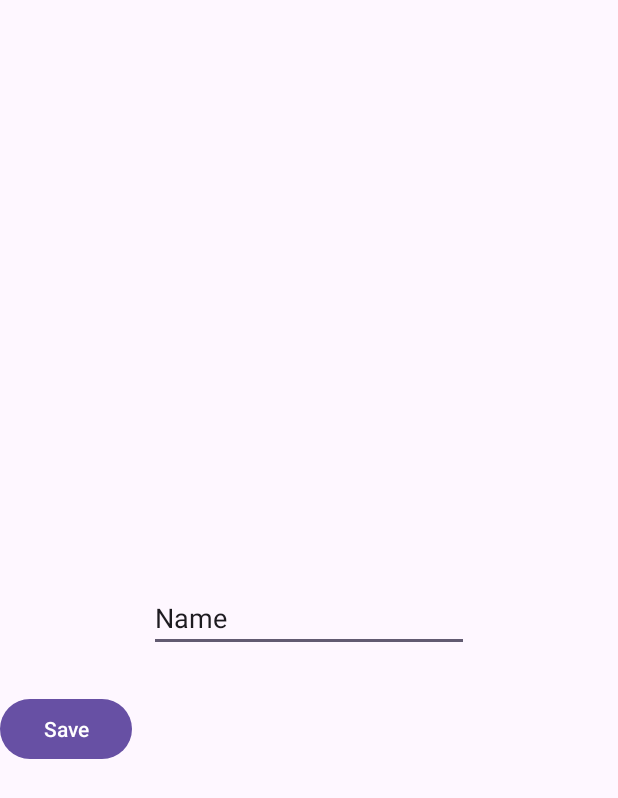
After one commit to addi-02/BLETimingApp, an Android app: the layout fragment_results_label.xml on its own in the app's theme, with its tools: preview values and no code run, on a phone screen of 412 x 824 dp. The commit adds this screen. Shown: the top 798 px of the screen. Run offline under Robolectric (Android 15) with nearby library versions, the phone set to English and light mode, and no system bars.

Commit message:
Made a save button to save the recent results to file storage in a .txt

```diff
--- /dev/null
+++ b/app/src/main/res/layout/fragment_results_label.xml
@@ -0,0 +1,31 @@
+<?xml version="1.0" encoding="utf-8"?>
+<androidx.constraintlayout.widget.ConstraintLayout xmlns:android="http://schemas.android.com/apk/res/android"
+    xmlns:app="http://schemas.android.com/apk/res-auto"
+    xmlns:tools="http://schemas.android.com/tools"
+    android:id="@+id/frameLayout4"
+    android:layout_width="match_parent"
+    android:layout_height="match_parent"
+    tools:context=".ResultsLabelFragment">
+
+    <Button
+        android:id="@+id/button_save"
+        android:layout_width="wrap_content"
+        android:layout_height="wrap_content"
+        android:text="Save"
+        app:layout_constraintBottom_toBottomOf="parent"
+        app:layout_constraintTop_toBottomOf="@+id/editTextText"
+        app:layout_constraintVertical_bias="0.08"
+        tools:layout_editor_absoluteX="160dp" />
+
+    <EditText
+        android:id="@+id/editTextText"
+        android:layout_width="wrap_content"
+        android:layout_height="wrap_content"
+        android:ems="10"
+        android:inputType="text"
+        android:text="Name"
+        app:layout_constraintBottom_toBottomOf="parent"
+        app:layout_constraintEnd_toEndOf="parent"
+        app:layout_constraintStart_toStartOf="parent"
+        app:layout_constraintTop_toTopOf="parent" />
+</androidx.constraintlayout.widget.ConstraintLayout>
```
Also changed, not shown: app/src/main/java/com/example/thesis/ResultsLabelFragment.java (added, +93 -0 lines), app/src/main/java/com/example/thesis/TimeKeepingFragment.java (+53 -32 lines), app/src/main/java/com/example/thesis/filters/ExponentialMovingAverageFilter.java (+15 -2 lines), app/src/main/java/com/example/thesis/filters/KalmanFilter.java (+16 -1 lines), app/src/main/java/com/example/thesis/filters/SimpleMovingAverageFilter.java (+17 -5 lines), app/src/main/res/layout/fragment_time_keeping.xml (+14 -2 lines).
